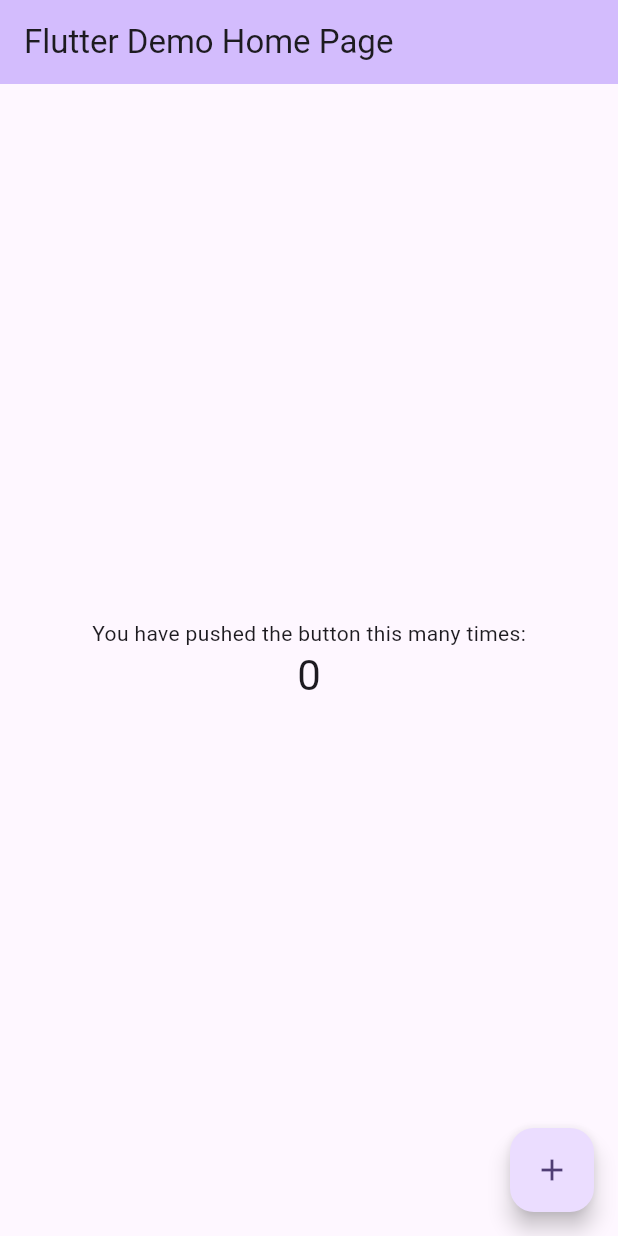
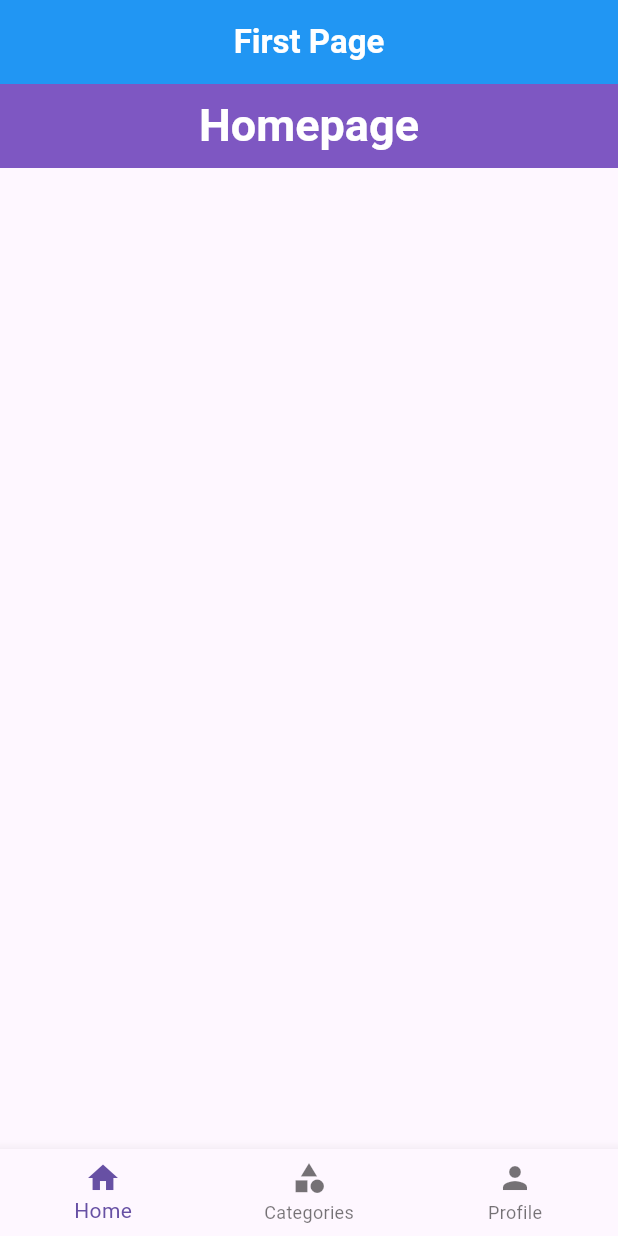
Before and after one commit to Juliusmidega3/to_do_app, a Flutter app: the screen it shows after launch, on a phone screen of 412 x 824 dp. Run offline on Flutter 3.47's test engine with Material 3 defaults, Android fonts, the phone set to English and light mode, and no system bars; statements that could not run were skipped.

Commit message:
compete crush

```diff
--- a/lib/main.dart
+++ b/lib/main.dart
@@ -1,125 +1,30 @@
 import 'package:flutter/material.dart';
+import 'package:to_do_app/pages/categories.dart';
+import 'package:to_do_app/pages/first_page.dart';
+import 'package:to_do_app/pages/homepage.dart';
+import 'package:to_do_app/pages/login.dart';
+import 'package:to_do_app/pages/profile.dart';
+import 'package:to_do_app/pages/settings.dart';
 
-void main() {
+void main(){
   runApp(const MyApp());
 }
-
 class MyApp extends StatelessWidget {
   const MyApp({super.key});
 
-  // This widget is the root of your application.
   @override
   Widget build(BuildContext context) {
     return MaterialApp(
-      title: 'Flutter Demo',
-      theme: ThemeData(
-        // This is the theme of your application.
-        //
-        // TRY THIS: Try running your application with "flutter run". You'll see
-        // the application has a purple toolbar. Then, without quitting the app,
-        // try changing the seedColor in the colorScheme below to Colors.green
-        // and then invoke "hot reload" (save your changes or press the "hot
-        // reload" button in a Flutter-supported IDE, or press "r" if you used
-        // the command line to start the app).
-        //
-        // Notice that the counter didn't reset back to zero; the application
-        // state is not lost during the reload. To reset the state, use hot
-        // restart instead.
-        //
-        // This works for code too, not just values: Most code changes can be
-        // tested with just a hot reload.
-        colorScheme: ColorScheme.fromSeed(seedColor: Colors.deepPurple),
-        useMaterial3: true,
-      ),
-      home: const MyHomePage(title: 'Flutter Demo Home Page'),
+      debugShowCheckedModeBanner: false,
+      home: FirstPage(),
+      routes: {
+        '/firstpage': (context) => FirstPage(),
+        '/homepage': (context)=> Homepage(),
+        '/categories':(context)=>Categories(),
+        '/login': (context) => Login(),
+        '/profile': (context) => Profile(),
+        '/settings': (context)=> Settings()
+      },
     );
   }
 }
-
-class MyHomePage extends StatefulWidget {
-  const MyHomePage({super.key, required this.title});
-
-  // This widget is the home page of your application. It is stateful, meaning
-  // that it has a State object (defined below) that contains fields that affect
-  // how it looks.
-
-  // This class is the configuration for the state. It holds the values (in this
-  // case the title) provided by the parent (in this case the App widget) and
-  // used by the build method of the State. Fields in a Widget subclass are
-  // always marked "final".
-
-  final String title;
-
-  @override
-  State<MyHomePage> createState() => _MyHomePageState();
-}
-
-class _MyHomePageState extends State<MyHomePage> {
-  int _counter = 0;
-
-  void _incrementCounter() {
-    setState(() {
-      // This call to setState tells the Flutter framework that something has
-      // changed in this State, which causes it to rerun the build method below
-      // so that the display can reflect the updated values. If we changed
-      // _counter without calling setState(), then the build method would not be
-      // called again, and so nothing would appear to happen.
-      _counter++;
-    });
-  }
-
-  @override
-  Widget build(BuildContext context) {
-    // This method is rerun every time setState is called, for instance as done
-    // by the _incrementCounter method above.
-    //
-    // The Flutter framework has been optimized to make rerunning build methods
-    // fast, so that you can just rebuild anything that needs updating rather
-    // than having to individually change instances of widgets.
-    return Scaffold(
-      appBar: AppBar(
-        // TRY THIS: Try changing the color here to a specific color (to
-        // Colors.amber, perhaps?) and trigger a hot reload to see the AppBar
-        // change color while the other colors stay the same.
-        backgroundColor: Theme.of(context).colorScheme.inversePrimary,
-        // Here we take the value from the MyHomePage object that was created by
-        // the App.build method, and use it to set our appbar title.
-        title: Text(widget.title),
-      ),
-      body: Center(
-        // Center is a layout widget. It takes a single child and positions it
-        // in the middle of the parent.
-        child: Column(
-          // Column is also a layout widget. It takes a list of children and
-          // arranges them vertically. By default, it sizes itself to fit its
-          // children horizontally, and tries to be as tall as its parent.
-          //
-          // Column has various properties to control how it sizes itself and
-          // how it positions its children. Here we use mainAxisAlignment to
-          // center the children vertically; the main axis here is the vertical
-          // axis because Columns are vertical (the cross axis would be
-          // horizontal).
-          //
-          // TRY THIS: Invoke "debug painting" (choose the "Toggle Debug Paint"
-          // action in the IDE, or press "p" in the console), to see the
-          // wireframe for each widget.
-          mainAxisAlignment: MainAxisAlignment.center,
-          children: <Widget>[
-            const Text(
-              'You have pushed the button this many times:',
-            ),
-            Text(
-              '$_counter',
-              style: Theme.of(context).textTheme.headlineMedium,
-            ),
-          ],
-        ),
-      ),
-      floatingActionButton: FloatingActionButton(
-        onPressed: _incrementCounter,
-        tooltip: 'Increment',
-        child: const Icon(Icons.add),
-      ), // This trailing comma makes auto-formatting nicer for build methods.
-    );
-  }
-}
--- /dev/null
+++ b/lib/pages/first_page.dart
@@ -0,0 +1,45 @@
+import 'package:flutter/material.dart';
+import 'package:to_do_app/pages/categories.dart';
+import 'package:to_do_app/pages/homepage.dart';
+import 'package:to_do_app/pages/login.dart';
+import 'package:to_do_app/pages/profile.dart';
+import 'package:to_do_app/pages/settings.dart';
+
+
+class FirstPage extends StatelessWidget {
+  FirstPage({super.key});
+
+  final List _pages = [
+    Homepage(),
+    Categories(),
+    Login(),
+    Profile(),
+    Settings()
+  ];
+
+  @override
+  Widget build(BuildContext context) {
+    return Scaffold(
+      appBar: AppBar(centerTitle: true,backgroundColor: Colors.blue, title: Text("First Page",style: TextStyle(fontWeight: FontWeight.bold, color: Colors.white),),),
+      body: _pages[0],
+
+
+      bottomNavigationBar: BottomNavigationBar(
+        items: [
+          BottomNavigationBarItem(
+            icon: Icon(Icons.home),
+            label: "Home"
+          ),
+          BottomNavigationBarItem(
+            icon: Icon(Icons.category),
+            label: "Categories"
+          ),
+          BottomNavigationBarItem(
+            icon: Icon(Icons.person),
+            label: "Profile"
+          ),
+        ],
+      ),
+    );
+  }
+}
--- /dev/null
+++ b/lib/pages/homepage.dart
@@ -0,0 +1,23 @@
+import 'package:flutter/material.dart';
+
+class Homepage extends StatelessWidget {
+  const Homepage({super.key});
+
+  @override
+  Widget build(BuildContext context) {
+    return Scaffold(
+      appBar: AppBar(
+        centerTitle: true,
+        backgroundColor: Colors.deepPurple[400],
+        title: Text(
+          "Homepage",
+          style: TextStyle(
+            fontWeight: FontWeight.bold,
+            color: Colors.white,
+            fontSize: 30
+          ),
+        ),
+      ),
+    );
+  }
+}
```
Also changed, not shown: lib/pages/categories.dart (added, +23 -0 lines), lib/pages/login.dart (added, +23 -0 lines), lib/pages/profile.dart (added, +23 -0 lines), lib/pages/settings.dart (added, +55 -0 lines), 1 other file.
